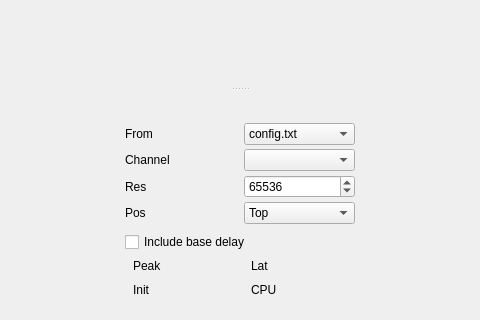
Before: the Qt Designer form Editor/MainWindow.ui in 115dkk/EqualizerAPO-XT, drawn with Qt 5; both pictures show x 272 to 752 and y 448 to 768 of the 1024 by 768 pixel window.
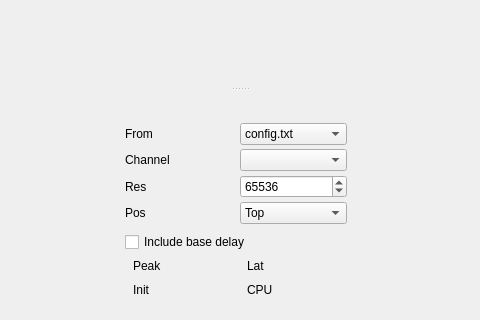
After: the same form once the commit is applied. Icons and pictures are not drawn. Custom widgets are drawn as their Qt base class.

Patch:
```diff
--- a/Editor/MainWindow.ui
+++ b/Editor/MainWindow.ui
@@ -172,7 +172,7 @@
          <number>6</number>
         </property>
         <property name="rightMargin">
-         <number>10</number>
+         <number>18</number>
         </property>
         <property name="bottomMargin">
          <number>6</number>
```
